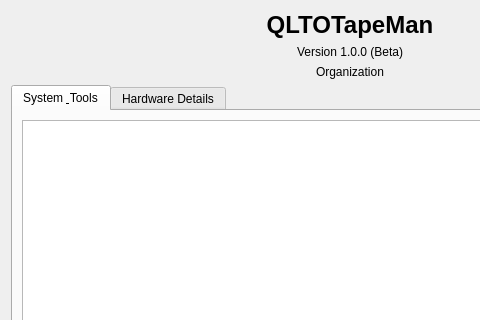
Before: the Qt Designer form src/ui/AboutDialog.ui in Gypsop/QLTOTapeMan, drawn with Qt 5; both pictures show x 0 to 480 and y 0 to 320 of the 700 by 550 pixel window.
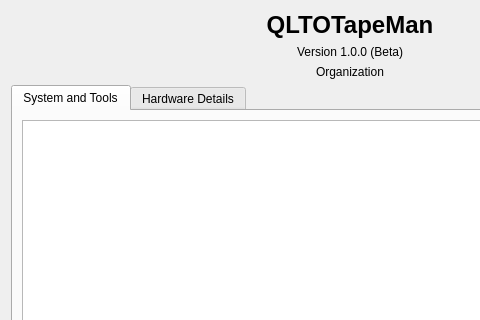
After: the same form once the commit is applied.

Commit message: update about dialog design

What changed in the file:
```diff
--- a/src/ui/AboutDialog.ui
+++ b/src/ui/AboutDialog.ui
@@ -58,7 +58,7 @@
      </property>
      <widget class="QWidget" name="tabSystem">
       <attribute name="title">
-       <string>System &amp; Tools</string>
+       <string>System and Tools</string>
       </attribute>
       <layout class="QVBoxLayout" name="verticalLayout_2">
        <item>
```
Left out of the diff: 37 changed lines with no effect on the pictures. The commit also changes 2 other files.
